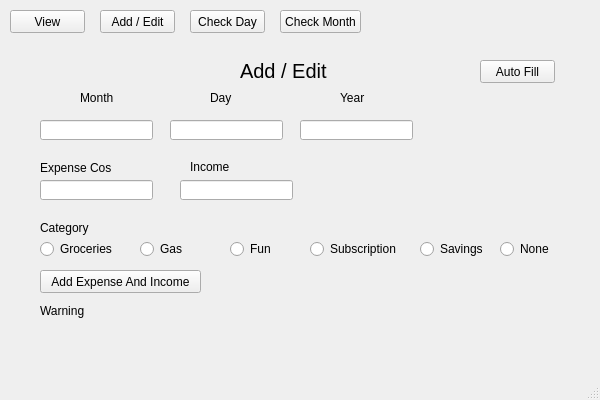
The window that gui.ui (cthieman1/Final_Project2) describes before a commit, drawn with Qt 5.
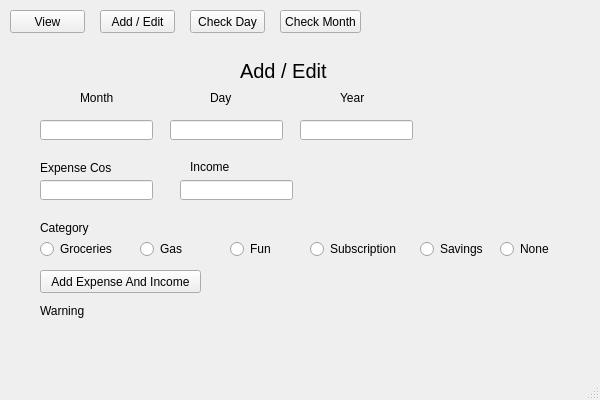
The same window after the commit. The open tabs and pages were chosen to show the change.

Commit message: Added type hinting and docstrings

What changed in the file:
```diff
--- a/gui.ui
+++ b/gui.ui
@@ -823,19 +823,6 @@
        <string notr="true">category_btn_grp</string>
       </attribute>
      </widget>
-     <widget class="QPushButton" name="auto_fill_btn">
-      <property name="geometry">
-       <rect>
-        <x>480</x>
-        <y>20</y>
-        <width>75</width>
-        <height>23</height>
-       </rect>
-      </property>
-      <property name="text">
-       <string>Auto Fill</string>
-      </property>
-     </widget>
     </widget>
     <widget class="QWidget" name="page">
      <widget class="QLabel" name="label_9">
```
Left out of the diff: 8 changed lines with no effect on the pictures. The commit also changes 2 other files.
